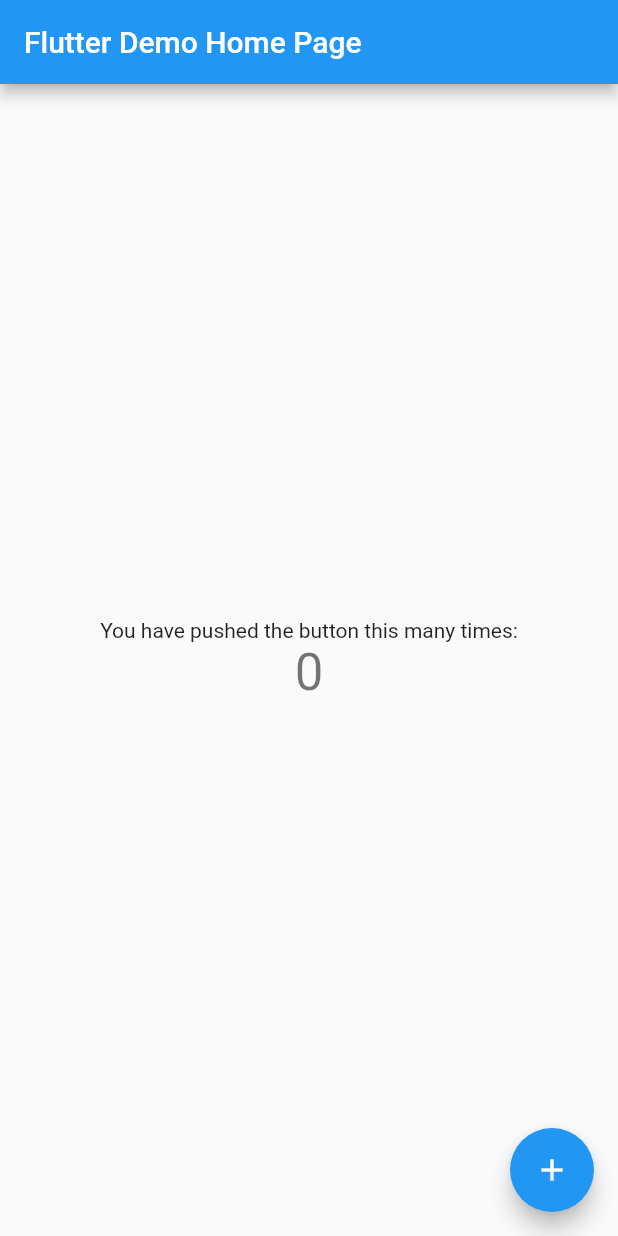
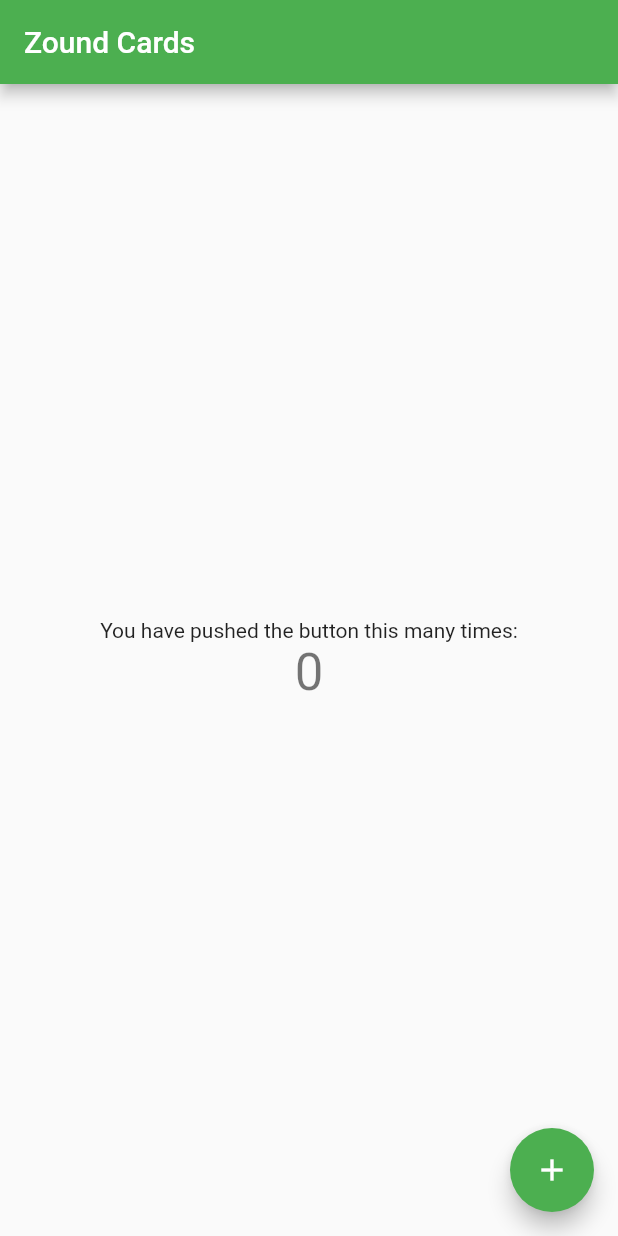
Before and after one commit to TannerPlauche/flutter_cards, a Flutter app: the screen it shows after launch, on a phone screen of 412 x 824 dp. Run offline on Flutter 3.47's test engine with Material 2 defaults, Android fonts, the phone set to English and light mode, and no system bars.

Commit message:
change title add dep

```diff
--- a/app/lib/main.dart
+++ b/app/lib/main.dart
@@ -9,86 +9,39 @@ class MyApp extends StatelessWidget {
     return MaterialApp(
       title: 'Flutter Demo',
       theme: ThemeData(
-        // This is the theme of your application.
-        //
-        // Try running your application with "flutter run". You'll see the
-        // application has a blue toolbar. Then, without quitting the app, try
-        // changing the primarySwatch below to Colors.green and then invoke
-        // "hot reload" (press "r" in the console where you ran "flutter run",
-        // or simply save your changes to "hot reload" in a Flutter IDE).
-        // Notice that the counter didn't reset back to zero; the application
-        // is not restarted.
-        primarySwatch: Colors.blue,
+        primarySwatch: Colors.green,
       ),
-      home: MyHomePage(title: 'Flutter Demo Home Page'),
+      home: HomePage(title: 'Zound Cards'),
     );
   }
 }
 
-class MyHomePage extends StatefulWidget {
-  MyHomePage({Key key, this.title}) : super(key: key);
-
-  // This widget is the home page of your application. It is stateful, meaning
-  // that it has a State object (defined below) that contains fields that affect
-  // how it looks.
-
-  // This class is the configuration for the state. It holds the values (in this
-  // case the title) provided by the parent (in this case the App widget) and
-  // used by the build method of the State. Fields in a Widget subclass are
-  // always marked "final".
+class HomePage extends StatefulWidget {
+  HomePage({Key key, this.title}) : super(key: key);
 
   final String title;
 
   @override
-  _MyHomePageState createState() => _MyHomePageState();
+  _HomePageState createState() => _HomePageState();
 }
 
-class _MyHomePageState extends State<MyHomePage> {
+class _HomePageState extends State<HomePage> {
   int _counter = 0;
 
   void _incrementCounter() {
     setState(() {
-      // This call to setState tells the Flutter framework that something has
-      // changed in this State, which causes it to rerun the build method below
-      // so that the display can reflect the updated values. If we changed
-      // _counter without calling setState(), then the build method would not be
-      // called again, and so nothing would appear to happen.
       _counter++;
     });
   }
 
   @override
   Widget build(BuildContext context) {
-    // This method is rerun every time setState is called, for instance as done
-    // by the _incrementCounter method above.
-    //
-    // The Flutter framework has been optimized to make rerunning build methods
-    // fast, so that you can just rebuild anything that needs updating rather
-    // than having to individually change instances of widgets.
     return Scaffold(
       appBar: AppBar(
-        // Here we take the value from the MyHomePage object that was created by
-        // the App.build method, and use it to set our appbar title.
         title: Text(widget.title),
       ),
       body: Center(
-        // Center is a layout widget. It takes a single child and positions it
-        // in the middle of the parent.
         child: Column(
-          // Column is also a layout widget. It takes a list of children and
-          // arranges them vertically. By default, it sizes itself to fit its
-          // children horizontally, and tries to be as tall as its parent.
-          //
-          // Invoke "debug painting" (press "p" in the console, choose the
-          // "Toggle Debug Paint" action from the Flutter Inspector in Android
-          // Studio, or the "Toggle Debug Paint" command in Visual Studio Code)
-          // to see the wireframe for each widget.
-          //
-          // Column has various properties to control how it sizes itself and
-          // how it positions its children. Here we use mainAxisAlignment to
-          // center the children vertically; the main axis here is the vertical
-          // axis because Columns are vertical (the cross axis would be
-          // horizontal).
           mainAxisAlignment: MainAxisAlignment.center,
           children: <Widget>[
             Text(
--- a/app/pubspec.yaml
+++ b/app/pubspec.yaml
@@ -19,9 +19,7 @@ environment:
 dependencies:
   flutter:
     sdk: flutter
-
-  # The following adds the Cupertino Icons font to your application.
-  # Use with the CupertinoIcons class for iOS style icons.
+  http: ^0.12.1
   cupertino_icons: ^0.1.2
 
 dev_dependencies:
```
Also changed, not shown: app/pubspec.lock.
